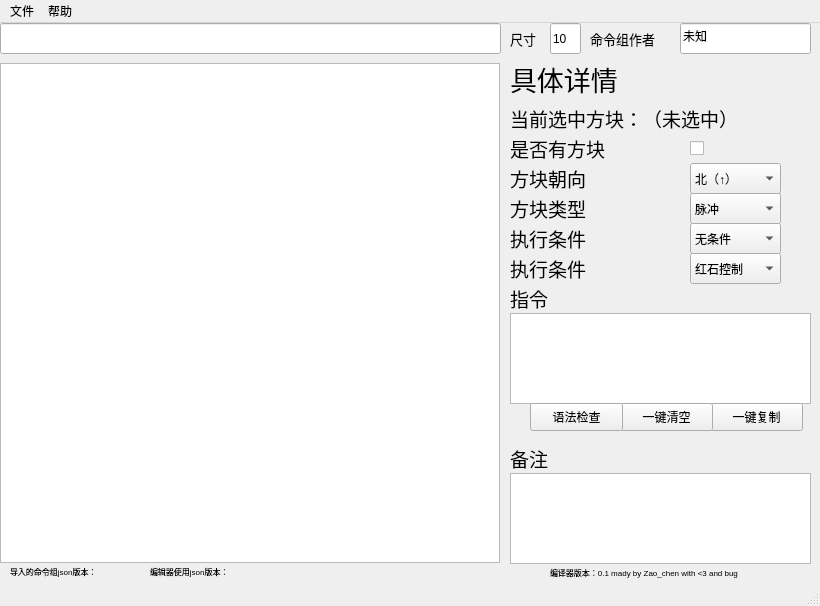
Old version of the form mainwindow.ui in the repository Zao-chen/ZcCommandEditor.
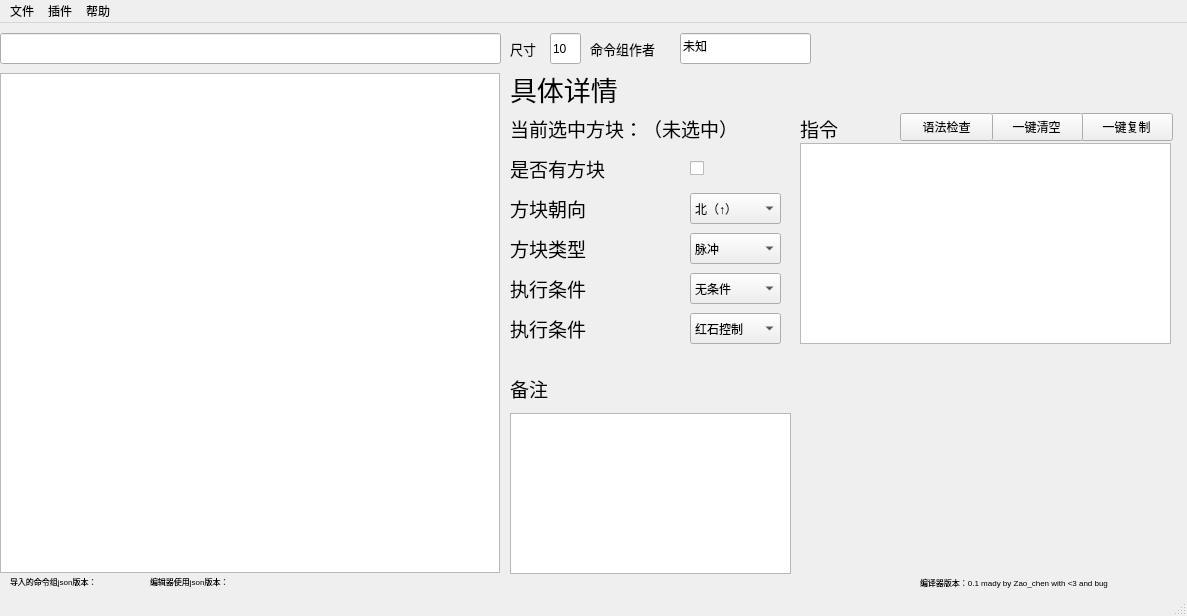
New version of the form.

Patch:
```diff
--- a/mainwindow.ui
+++ b/mainwindow.ui
@@ -6,8 +6,8 @@
    <rect>
     <x>0</x>
     <y>0</y>
-    <width>820</width>
-    <height>606</height>
+    <width>1187</width>
+    <height>616</height>
    </rect>
   </property>
   <property name="windowTitle">
@@ -18,7 +18,7 @@
     <property name="geometry">
      <rect>
       <x>510</x>
-      <y>40</y>
+      <y>50</y>
       <width>171</width>
       <height>31</height>
      </rect>
@@ -40,7 +40,7 @@
     <property name="geometry">
      <rect>
       <x>0</x>
-      <y>40</y>
+      <y>50</y>
       <width>500</width>
       <height>500</height>
      </rect>
@@ -53,7 +53,7 @@
     <property name="geometry">
      <rect>
       <x>510</x>
-      <y>80</y>
+      <y>90</y>
       <width>301</width>
       <height>31</height>
      </rect>
@@ -71,7 +71,7 @@
     <property name="geometry">
      <rect>
       <x>690</x>
-      <y>110</y>
+      <y>130</y>
       <width>31</width>
       <height>31</height>
      </rect>
@@ -89,7 +89,7 @@
     <property name="geometry">
      <rect>
       <x>690</x>
-      <y>140</y>
+      <y>170</y>
       <width>91</width>
       <height>31</height>
      </rect>
@@ -119,7 +119,7 @@
     <property name="geometry">
      <rect>
       <x>510</x>
-      <y>140</y>
+      <y>170</y>
       <width>171</width>
       <height>31</height>
      </rect>
@@ -137,7 +137,7 @@
     <property name="geometry">
      <rect>
       <x>510</x>
-      <y>110</y>
+      <y>130</y>
       <width>181</width>
       <height>31</height>
      </rect>
@@ -155,7 +155,7 @@
     <property name="geometry">
      <rect>
       <x>510</x>
-      <y>170</y>
+      <y>210</y>
       <width>171</width>
       <height>31</height>
      </rect>
@@ -173,7 +173,7 @@
     <property name="geometry">
      <rect>
       <x>690</x>
-      <y>170</y>
+      <y>210</y>
       <width>91</width>
       <height>31</height>
      </rect>
@@ -198,7 +198,7 @@
     <property name="geometry">
      <rect>
       <x>510</x>
-      <y>200</y>
+      <y>250</y>
       <width>171</width>
       <height>31</height>
      </rect>
@@ -216,7 +216,7 @@
     <property name="geometry">
      <rect>
       <x>690</x>
-      <y>200</y>
+      <y>250</y>
       <width>91</width>
       <height>31</height>
      </rect>
@@ -235,8 +235,8 @@
    <widget class="QLabel" name="label_6">
     <property name="geometry">
      <rect>
-      <x>510</x>
-      <y>260</y>
+      <x>800</x>
+      <y>90</y>
       <width>171</width>
       <height>31</height>
      </rect>
@@ -253,10 +253,10 @@
    <widget class="QTextEdit" name="content_textEdit">
     <property name="geometry">
      <rect>
-      <x>510</x>
-      <y>290</y>
-      <width>301</width>
-      <height>91</height>
+      <x>800</x>
+      <y>120</y>
+      <width>371</width>
+      <height>201</height>
      </rect>
     </property>
    </widget>
@@ -264,7 +264,7 @@
     <property name="geometry">
      <rect>
       <x>690</x>
-      <y>230</y>
+      <y>290</y>
       <width>91</width>
       <height>31</height>
      </rect>
@@ -284,7 +284,7 @@
     <property name="geometry">
      <rect>
       <x>510</x>
-      <y>230</y>
+      <y>290</y>
       <width>171</width>
       <height>31</height>
      </rect>
@@ -302,9 +302,9 @@
     <property name="geometry">
      <rect>
       <x>510</x>
-      <y>450</y>
-      <width>301</width>
-      <height>91</height>
+      <y>390</y>
+      <width>281</width>
+      <height>161</height>
      </rect>
     </property>
    </widget>
@@ -312,7 +312,7 @@
     <property name="geometry">
      <rect>
       <x>510</x>
-      <y>420</y>
+      <y>350</y>
       <width>171</width>
       <height>31</height>
      </rect>
@@ -329,8 +329,8 @@
    <widget class="QPushButton" name="copy_pushButton">
     <property name="geometry">
      <rect>
-      <x>710</x>
-      <y>380</y>
+      <x>1080</x>
+      <y>90</y>
       <width>93</width>
       <height>28</height>
      </rect>
@@ -342,8 +342,8 @@
    <widget class="QPushButton" name="delet_pushButton">
     <property name="geometry">
      <rect>
-      <x>620</x>
-      <y>380</y>
+      <x>990</x>
+      <y>90</y>
       <width>93</width>
       <height>28</height>
      </rect>
@@ -355,8 +355,8 @@
    <widget class="QPushButton" name="check_delet_pushButton">
     <property name="geometry">
      <rect>
-      <x>530</x>
-      <y>380</y>
+      <x>900</x>
+      <y>90</y>
       <width>93</width>
       <height>28</height>
      </rect>
@@ -369,7 +369,7 @@
     <property name="geometry">
      <rect>
       <x>510</x>
-      <y>0</y>
+      <y>10</y>
       <width>41</width>
       <height>31</height>
      </rect>
@@ -387,7 +387,7 @@
     <property name="geometry">
      <rect>
       <x>0</x>
-      <y>0</y>
+      <y>10</y>
       <width>501</width>
       <height>31</height>
      </rect>
@@ -402,7 +402,7 @@
     <property name="geometry">
      <rect>
       <x>550</x>
-      <y>0</y>
+      <y>10</y>
       <width>31</width>
       <height>31</height>
      </rect>
@@ -415,7 +415,7 @@
     <property name="geometry">
      <rect>
       <x>590</x>
-      <y>0</y>
+      <y>10</y>
       <width>81</width>
       <height>31</height>
      </rect>
@@ -433,7 +433,7 @@
     <property name="geometry">
      <rect>
       <x>680</x>
-      <y>0</y>
+      <y>10</y>
       <width>131</width>
       <height>31</height>
      </rect>
@@ -446,7 +446,7 @@
     <property name="geometry">
      <rect>
       <x>10</x>
-      <y>540</y>
+      <y>550</y>
       <width>131</width>
       <height>16</height>
      </rect>
@@ -464,7 +464,7 @@
     <property name="geometry">
      <rect>
       <x>150</x>
-      <y>540</y>
+      <y>550</y>
       <width>131</width>
       <height>16</height>
      </rect>
@@ -481,8 +481,8 @@
    <widget class="QLabel" name="label_13">
     <property name="geometry">
      <rect>
-      <x>550</x>
-      <y>540</y>
+      <x>920</x>
+      <y>550</y>
       <width>261</width>
       <height>20</height>
      </rect>
@@ -502,7 +502,7 @@
     <rect>
      <x>0</x>
      <y>0</y>
-     <width>820</width>
+     <width>1187</width>
      <height>26</height>
     </rect>
    </property>
@@ -518,7 +518,13 @@
      <string>帮助</string>
     </property>
    </widget>
+   <widget class="QMenu" name="menu_3">
+    <property name="title">
+     <string>插件</string>
+    </property>
+   </widget>
    <addaction name="menu"/>
+   <addaction name="menu_3"/>
    <addaction name="menu_2"/>
   </widget>
   <widget class="QStatusBar" name="statusbar"/>
```
